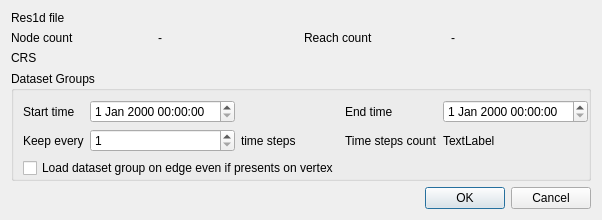
DHI/qgis-res1d-plugin, file res1d_loader/res1d_loader_dialog_base.ui: the form before one commit.
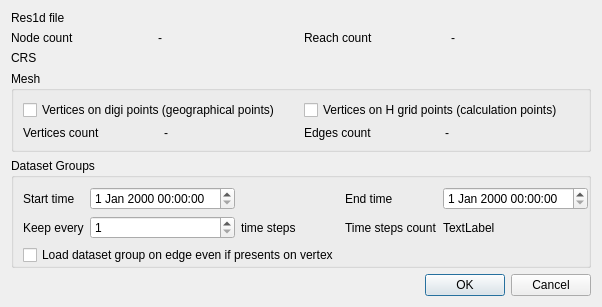
The form after the commit. Custom widgets are drawn as their Qt base class.

Commit message: rewrite loading for gris/digi points

```diff
--- a/res1d_loader/res1d_loader_dialog_base.ui
+++ b/res1d_loader/res1d_loader_dialog_base.ui
@@ -6,12 +6,12 @@
    <rect>
     <x>0</x>
     <y>0</y>
-    <width>543</width>
-    <height>215</height>
+    <width>526</width>
+    <height>290</height>
    </rect>
   </property>
   <property name="sizePolicy">
-   <sizepolicy hsizetype="Preferred" vsizetype="Preferred">
+   <sizepolicy hsizetype="Fixed" vsizetype="Fixed">
     <horstretch>0</horstretch>
     <verstretch>0</verstretch>
    </sizepolicy>
@@ -37,33 +37,8 @@
      <property name="bottomMargin">
       <number>0</number>
      </property>
-     <item row="0" column="1" colspan="3">
-      <widget class="QgsFileWidget" name="file_widget">
-       <property name="filter">
-        <string>*.res1d</string>
-       </property>
-      </widget>
-     </item>
-     <item row="2" column="0">
-      <widget class="QLabel" name="label_6">
-       <property name="text">
-        <string>CRS</string>
-       </property>
-      </widget>
-     </item>
-     <item row="0" column="0">
-      <widget class="QLabel" name="label">
-       <property name="text">
-        <string>Res1d file</string>
-       </property>
-      </widget>
-     </item>
-     <item row="1" column="0">
-      <widget class="QLabel" name="label_2">
-       <property name="text">
-        <string>Node count</string>
-       </property>
-      </widget>
+     <item row="2" column="1" colspan="3">
+      <widget class="QgsProjectionSelectionWidget" name="crs_widget"/>
      </item>
      <item row="4" column="0" colspan="4">
       <widget class="QGroupBox" name="groupBox">
@@ -161,13 +136,6 @@
        </layout>
       </widget>
      </item>
-     <item row="1" column="1">
-      <widget class="QLabel" name="edges_count_label">
-       <property name="text">
-        <string>-</string>
-       </property>
-      </widget>
-     </item>
      <item row="1" column="2">
       <widget class="QLabel" name="label_3">
        <property name="text">
@@ -175,15 +143,98 @@
        </property>
       </widget>
      </item>
-     <item row="1" column="3">
+     <item row="1" column="1">
       <widget class="QLabel" name="nodes_count_label">
        <property name="text">
         <string>-</string>
        </property>
       </widget>
      </item>
-     <item row="2" column="1" colspan="3">
-      <widget class="QgsProjectionSelectionWidget" name="crs_widget"/>
+     <item row="2" column="0">
+      <widget class="QLabel" name="label_6">
+       <property name="text">
+        <string>CRS</string>
+       </property>
+      </widget>
+     </item>
+     <item row="0" column="0">
+      <widget class="QLabel" name="label">
+       <property name="text">
+        <string>Res1d file</string>
+       </property>
+      </widget>
+     </item>
+     <item row="0" column="1" colspan="3">
+      <widget class="QgsFileWidget" name="file_widget">
+       <property name="filter">
+        <string>*.res1d</string>
+       </property>
+      </widget>
+     </item>
+     <item row="1" column="0">
+      <widget class="QLabel" name="label_2">
+       <property name="text">
+        <string>Node count</string>
+       </property>
+      </widget>
+     </item>
+     <item row="3" column="0" colspan="4">
+      <widget class="QGroupBox" name="groupBox_2">
+       <property name="title">
+        <string>Mesh</string>
+       </property>
+       <layout class="QGridLayout" name="gridLayout_3">
+        <item row="1" column="2">
+         <widget class="QLabel" name="label_12">
+          <property name="text">
+           <string>Edges count</string>
+          </property>
+         </widget>
+        </item>
+        <item row="1" column="3">
+         <widget class="QLabel" name="edges_count_label">
+          <property name="text">
+           <string>-</string>
+          </property>
+         </widget>
+        </item>
+        <item row="1" column="1">
+         <widget class="QLabel" name="vertices_count_label">
+          <property name="text">
+           <string>-</string>
+          </property>
+         </widget>
+        </item>
+        <item row="1" column="0">
+         <widget class="QLabel" name="label_11">
+          <property name="text">
+           <string>Vertices count</string>
+          </property>
+         </widget>
+        </item>
+        <item row="0" column="0" colspan="2">
+         <widget class="QCheckBox" name="checkBox_on_digi_points">
+          <property name="text">
+           <string>Vertices on digi points (geographical points)</string>
+          </property>
+         </widget>
+        </item>
+        <item row="0" column="2" colspan="2">
+         <widget class="QCheckBox" name="checkBox_on_grid_points">
+          <property name="text">
+           <string>Vertices on H grid points (calculation points)</string>
+          </property>
+         </widget>
+        </item>
+       </layout>
+      </widget>
+     </item>
+     <item row="1" column="3">
+      <widget class="QLabel" name="reaches_count_label">
+       <property name="text">
+        <string>-</string>
+       </property>
+      </widget>
      </item>
     </layout>
    </item>
```
The commit also changes 2 other files.
